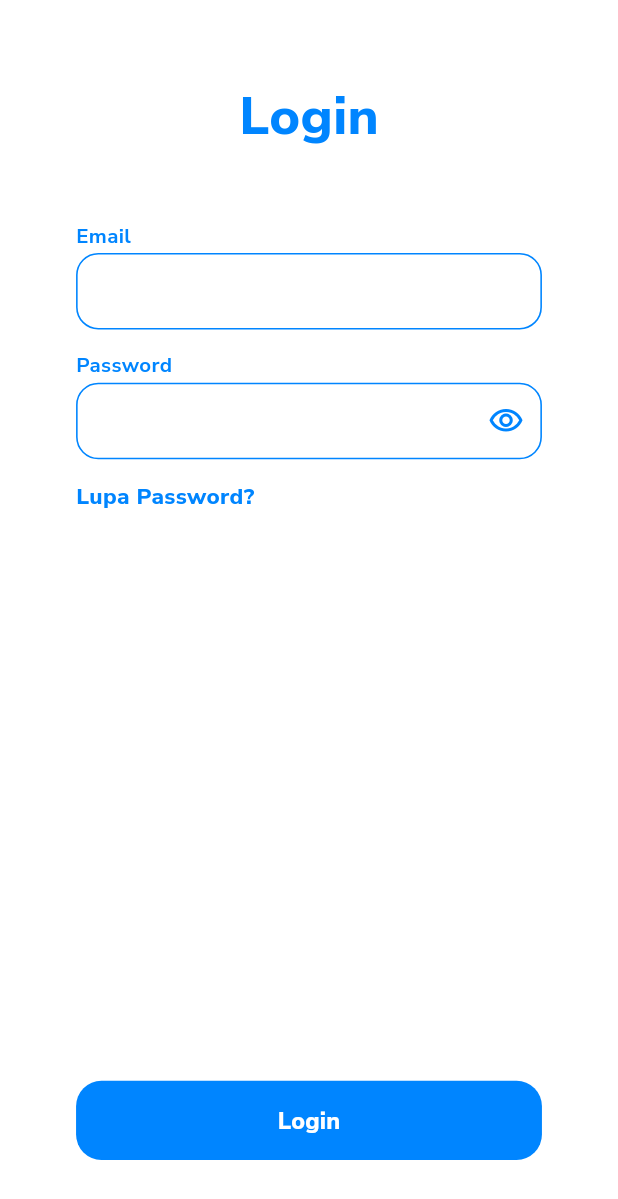
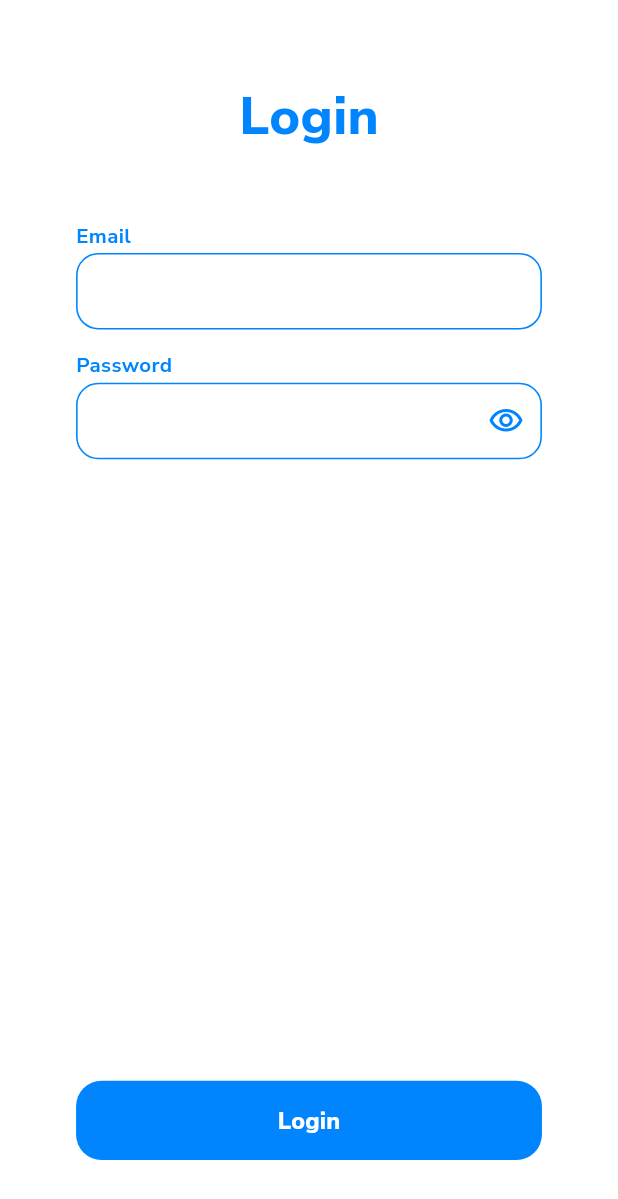
Before and after one commit to dimassdoubles/FT20240317-GetasanApp, a Flutter app: the screen it shows after launch, on a phone screen of 412 x 824 dp. Shown: the top 1199 px of the screen. Run offline on Flutter 3.47's test engine with Material 3 defaults, Android fonts, the phone set to English and light mode, and no system bars; our stand-ins replace cloud_firestore, firebase_auth, firebase_core, flutter_easyloading, flutter_riverpod, flutter_screenutil and 1 more; accounts and stored records are empty.

Commit message:
feat: hapus lupa password

```diff
--- a/lib/features/auth/presentation/page/login_page.dart
+++ b/lib/features/auth/presentation/page/login_page.dart
@@ -78,14 +78,6 @@ class _LoginPageState extends ConsumerState<LoginPage> {
                         controller: _passwordController,
                         label: 'Password',
                       ),
-                      Gaps.v16,
-                      Text(
-                        'Lupa Password?',
-                        style: AppTexts.extraBold.copyWith(
-                          fontSize: 15,
-                          color: AppColors.primary,
-                        ),
-                      ),
                     ],
                   ),
                 ),
```
